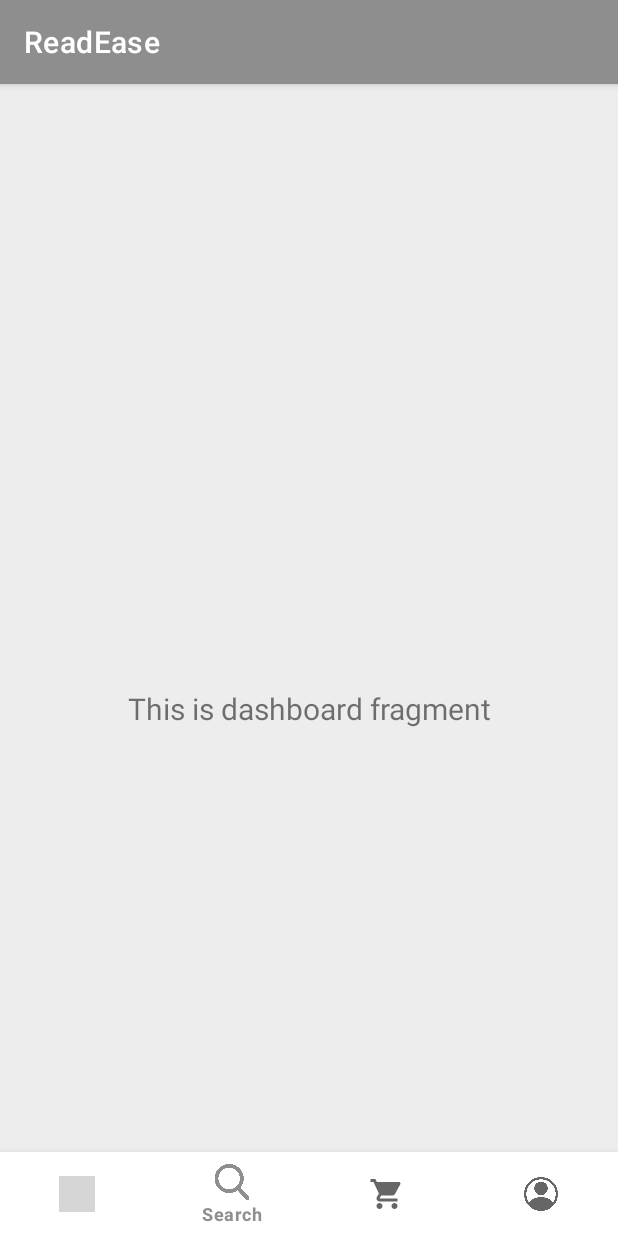
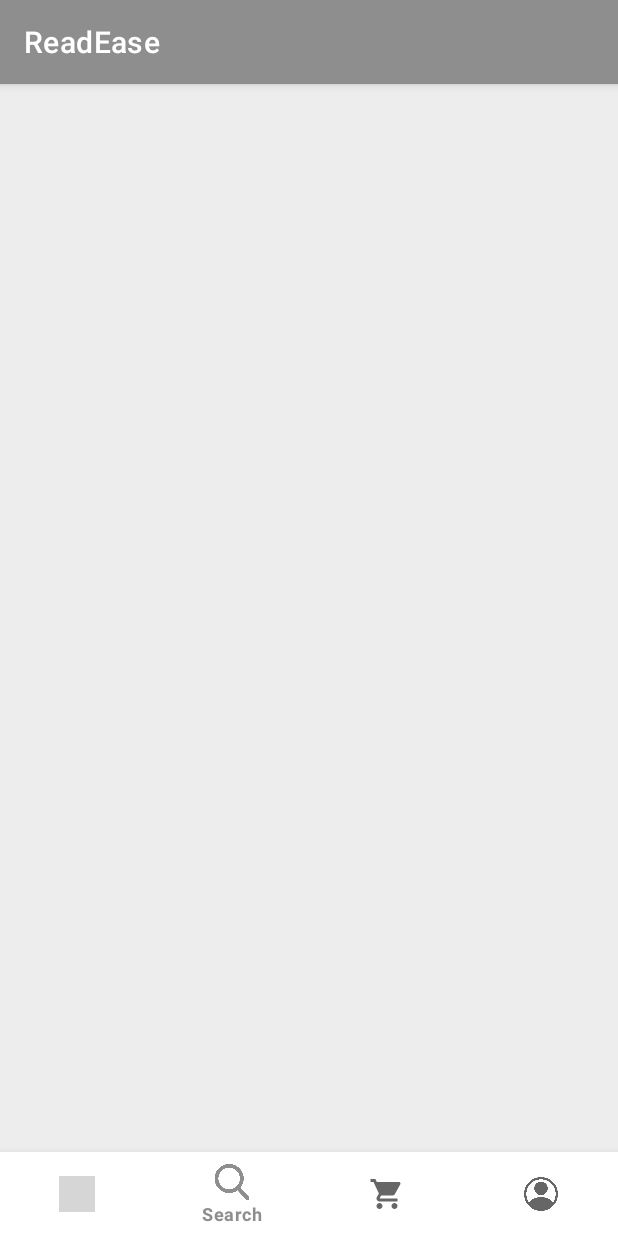
Before and after one commit to EvelyneKol/ReadEase, an Android app: the screen it shows after launch (MainActivity), item 2 of the bottom bar chosen, on a phone screen of 412 x 824 dp. Run offline under Robolectric (Android 15) with nearby library versions, the phone set to English and light mode, and no system bars; our stand-ins replace navigation-ui; 4 statements that could not run were skipped; grey boxes are pictures that could not be loaded.

```diff
--- a/app/src/main/java/com/example/readease3/ui/search/search_fragment.java
+++ b/app/src/main/java/com/example/readease3/ui/search/search_fragment.java
@@ -18,14 +18,11 @@ public class search_fragment extends Fragment {
 
     public View onCreateView(@NonNull LayoutInflater inflater,
                              ViewGroup container, Bundle savedInstanceState) {
-        search_ViewModel search_ViewModel =
-                new ViewModelProvider(this).get(search_ViewModel.class);
+        search_ViewModel search_ViewModel = new ViewModelProvider(this).get(search_ViewModel.class);
 
         binding = SearchBinding.inflate(inflater, container, false);
         View root = binding.getRoot();
 
-        final TextView textView = binding.textDashboard;
-        search_ViewModel.getText().observe(getViewLifecycleOwner(), textView::setText);
         return root;
     }
 
--- a/app/src/main/res/layout/search.xml
+++ /dev/null
@@ -1,22 +0,0 @@
-<?xml version="1.0" encoding="utf-8"?>
-<androidx.constraintlayout.widget.ConstraintLayout xmlns:android="http://schemas.android.com/apk/res/android"
-    xmlns:app="http://schemas.android.com/apk/res-auto"
-    xmlns:tools="http://schemas.android.com/tools"
-    android:layout_width="match_parent"
-    android:layout_height="match_parent"
-    tools:context=".ui.search.search_fragment">
-
-    <TextView
-        android:id="@+id/text_dashboard"
-        android:layout_width="match_parent"
-        android:layout_height="wrap_content"
-        android:layout_marginStart="8dp"
-        android:layout_marginTop="8dp"
-        android:layout_marginEnd="8dp"
-        android:textAlignment="center"
-        android:textSize="20sp"
-        app:layout_constraintBottom_toBottomOf="parent"
-        app:layout_constraintEnd_toEndOf="parent"
-        app:layout_constraintStart_toStartOf="parent"
-        app:layout_constraintTop_toTopOf="parent" />
-</androidx.constraintlayout.widget.ConstraintLayout>
```
